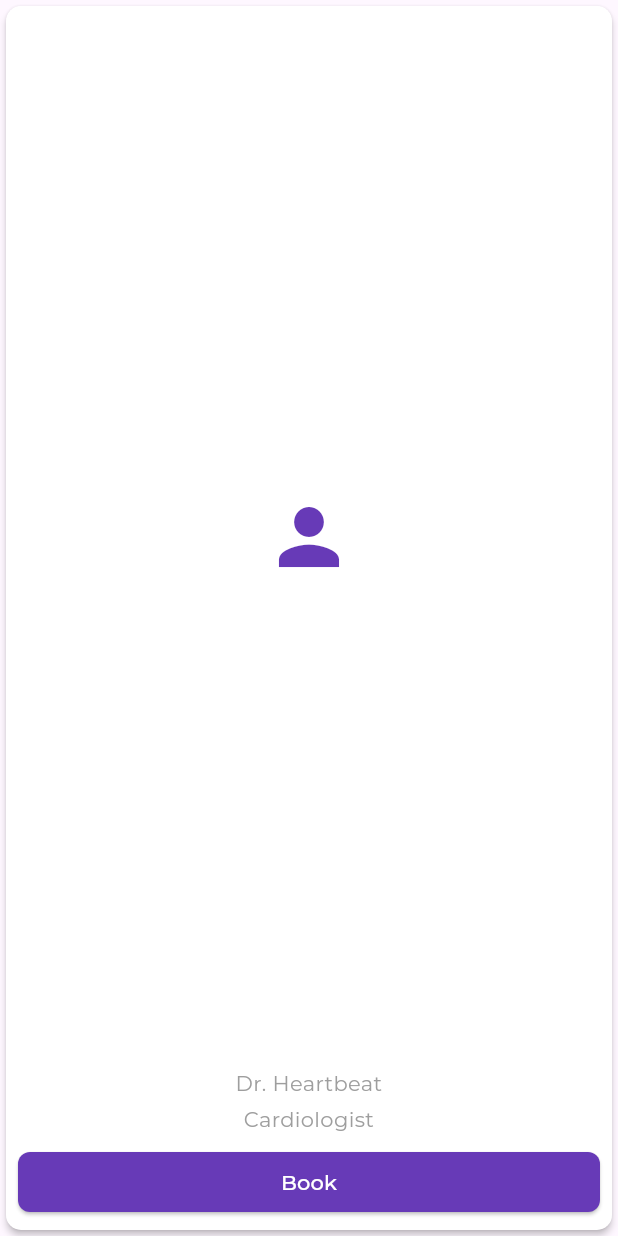
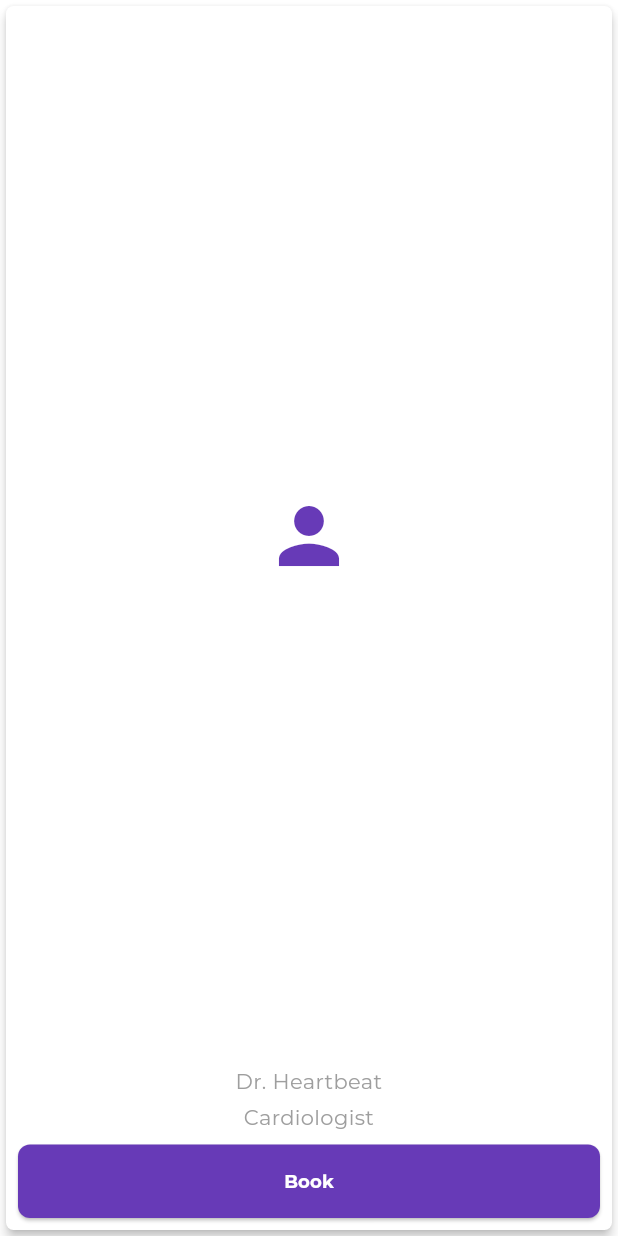
Before and after one commit to Aslmmon/ServiceReservationApp, a Flutter app: the SpecialistGridItem widget shown alone on an empty page, opened directly with sample values from the repository, on a phone screen of 412 x 824 dp. Run offline on Flutter 3.47's test engine with Material 3 defaults, Android fonts, the phone set to English and light mode, and no system bars; our stand-ins replace cloud_firestore, firebase_auth, firebase_core, flutter_dotenv, get, google_fonts and 2 more; accounts and stored records are empty.

Commit message:
added components to Specialist Screen

```diff
--- a/lib/presentation/auth/login_screen.dart
+++ b/lib/presentation/auth/login_screen.dart
@@ -28,10 +28,7 @@ class LoginScreen extends GetView<AuthController> {
               const SizedBox(height: 5),
               Text(AppStrings.login, style: AppTextStyles.heading),
               const SizedBox(height: 5),
-              Image.asset(
-                AppAssets.logo,
-                height: 200,
-              ),
+              Hero(tag: "1", child: Image.asset(AppAssets.logo, height: 200)),
               const SizedBox(height: 5),
               ReusableTextField(
                 labelText: AppStrings.emailLabel,
--- a/lib/presentation/specialists/components/SpecialistItem.dart
+++ b/lib/presentation/specialists/components/SpecialistItem.dart
@@ -1,8 +1,7 @@
 import 'package:flutter/material.dart';
 import 'package:get/get.dart';
-import 'package:service_reservation_app/presentation/auth/auth_controller.dart';
-import 'package:service_reservation_app/presentation/specialists/specialists_controller.dart';
 import 'package:service_reservation_app/routes/app_routes.dart';
+import 'package:service_reservation_app/utils/components/AppButton.dart';
 
 import '../../../data/models/specialist_model.dart';
 import '../../../utils/appColors/AppColors.dart';
@@ -17,13 +16,11 @@ class SpecialistGridItem extends StatelessWidget {
 
   @override
   Widget build(BuildContext context) {
-    final specialistController = Get.find<SpecialistController>();
     return Card(
       color: Colors.white,
-      elevation: 2.0,
-      shape: RoundedRectangleBorder(borderRadius: BorderRadius.circular(10.0)),
-      child: InkWell(
-        onTap: () => specialistController.getSpecialistDetails(specialist.id),
+      elevation: 3.0,
+      shape: RoundedRectangleBorder(borderRadius: BorderRadius.circular(5.0)),
+      child: GestureDetector(
         child: Padding(
           padding: const EdgeInsets.all(8.0),
           child: Column(
@@ -53,22 +50,10 @@ class SpecialistGridItem extends StatelessWidget {
                 overflow: TextOverflow.ellipsis,
               ),
               const SizedBox(height: 8.0),
-              ElevatedButton(
-                style: ElevatedButton.styleFrom(
-                  backgroundColor: AppColors.primaryPurple,
-                  foregroundColor: Colors.white,
-                  shape: RoundedRectangleBorder(
-                    borderRadius: BorderRadius.circular(8.0),
-                  ),
-                  padding: const EdgeInsets.symmetric(vertical: 8.0),
-                ),
-                onPressed: () {
-                  // print('${AppStrings.bookButtonTapped} ${specialist.name}');
-                  // authController
-                  //     .logout(); // Keep this for now, adjust as needed
-                  Get.toNamed(AppRoutes.booking, arguments: specialist);
-                },
-                child: Text(AppStrings.book),
+              ReusableButton(
+                text: AppStrings.book,
+                onPressed:
+                    () => Get.toNamed(AppRoutes.booking, arguments: specialist),
               ),
             ],
           ),
```
Also changed, not shown: lib/main.dart (+7 -0 lines), lib/presentation/specialists/specialist_list_screen.dart (+14 -7 lines).
